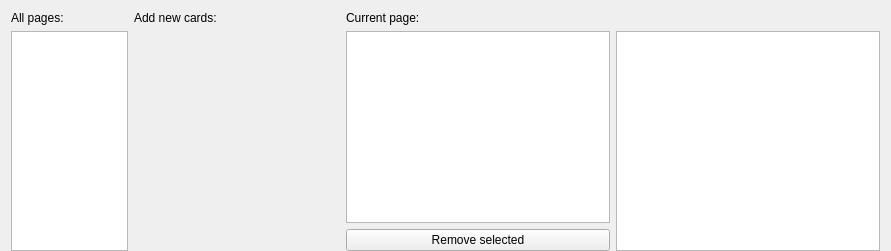
luziferius/MTGProxyPrinter, file mtg_proxy_printer/resources/ui/central_widget/columnar.ui: the form before one commit.
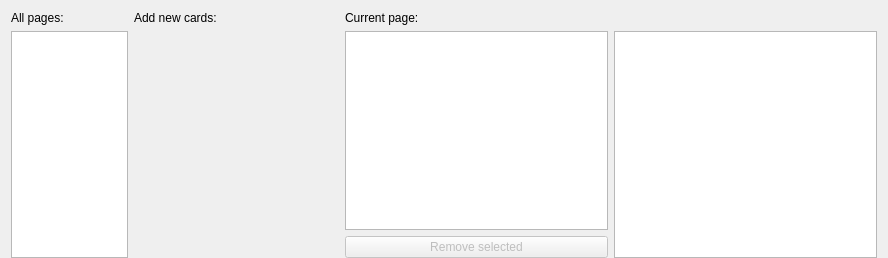
The form after the commit. Icons and pictures are not drawn. Custom widgets are drawn as their Qt base class.

Commit message:
CentralWidget: Disable the “Remove selected” buttons, if no cards are selected. It can only be clicked, if there is something selected to delete.
FossilOrigin-Name: b3b0105df3f52bab609a00fefff9a969522c9414f05886965f30b3c9034b3180

Patch:
```diff
--- a/mtg_proxy_printer/resources/ui/central_widget/columnar.ui
+++ b/mtg_proxy_printer/resources/ui/central_widget/columnar.ui
@@ -2,6 +2,14 @@
 <ui version="4.0">
  <class>central_widget</class>
  <widget class="QWidget" name="central_widget">
+  <property name="geometry">
+   <rect>
+    <x>0</x>
+    <y>0</y>
+    <width>888</width>
+    <height>258</height>
+   </rect>
+  </property>
   <layout class="QGridLayout" name="gridLayout">
    <property name="bottomMargin">
     <number>0</number>
@@ -63,6 +71,9 @@
    </item>
    <item row="6" column="2">
     <widget class="QPushButton" name="delete_selected_images_button">
+     <property name="enabled">
+      <bool>false</bool>
+     </property>
      <property name="text">
       <string>Remove selected</string>
      </property>
```
Left out of the diff: 3 changed lines with no effect on the pictures. The commit also changes 3 other files.
